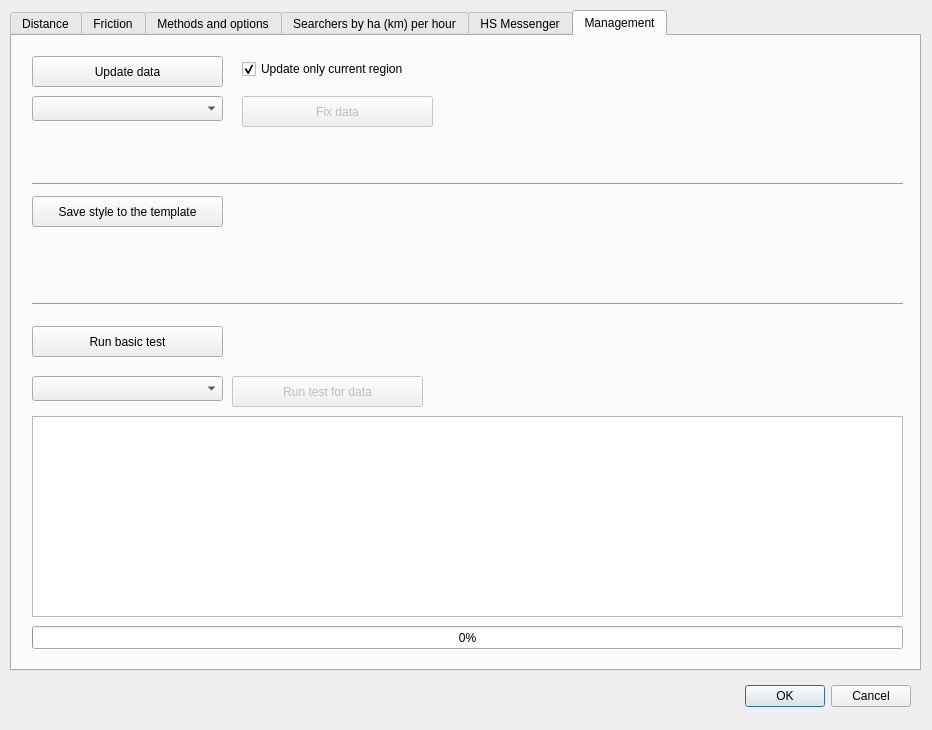
Before: the Qt Designer form ui/settings.ui in ruz76/qgis_patrac_3, drawn with Qt 5.
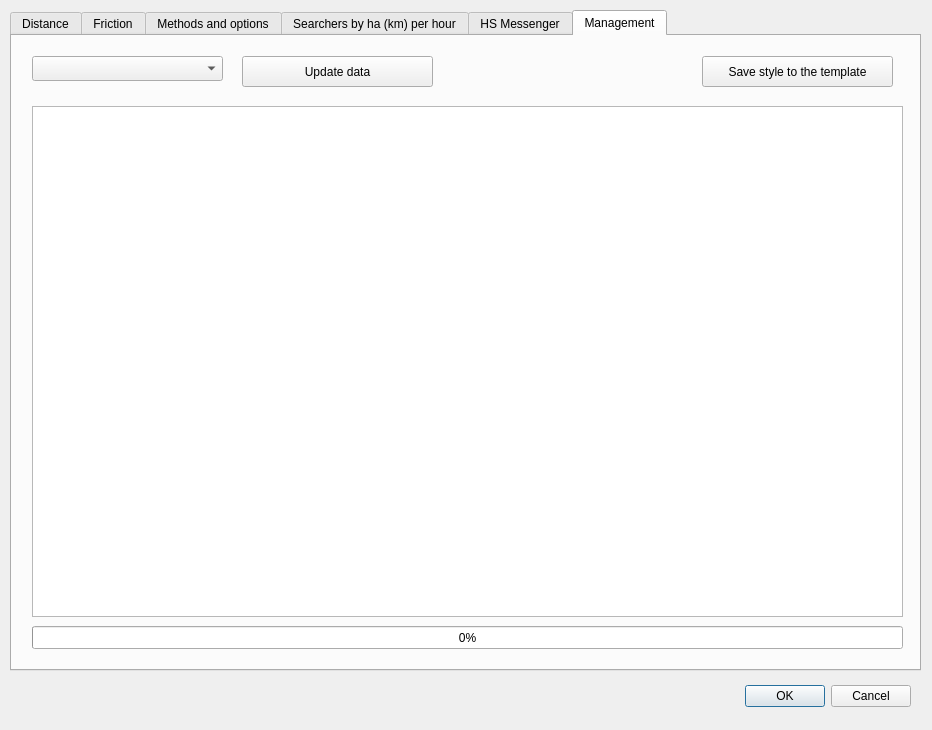
After: the same form once the commit is applied.

Patch:
```diff
--- a/ui/settings.ui
+++ b/ui/settings.ui
@@ -30,6 +30,9 @@
    </property>
   </widget>
   <widget class="QTabWidget" name="tabWidget">
+   <property name="enabled">
+    <bool>true</bool>
+   </property>
    <property name="geometry">
     <rect>
      <x>10</x>
@@ -738,39 +741,10 @@
     <attribute name="title">
      <string>Management</string>
     </attribute>
-    <widget class="QPushButton" name="pushButtonHds">
-     <property name="geometry">
-      <rect>
-       <x>20</x>
-       <y>290</y>
-       <width>191</width>
-       <height>31</height>
-      </rect>
-     </property>
-     <property name="text">
-      <string>Run basic test</string>
-     </property>
-    </widget>
-    <widget class="QCheckBox" name="checkBoxUpdateData">
-     <property name="geometry">
-      <rect>
-       <x>230</x>
-       <y>20</y>
-       <width>311</width>
-       <height>26</height>
-      </rect>
-     </property>
-     <property name="text">
-      <string>Update only current region</string>
-     </property>
-     <property name="checked">
-      <bool>true</bool>
-     </property>
-    </widget>
     <widget class="QPushButton" name="pushButtonUpdateData">
      <property name="geometry">
       <rect>
-       <x>20</x>
+       <x>230</x>
        <y>20</y>
        <width>191</width>
        <height>31</height>
@@ -783,8 +757,8 @@
     <widget class="QPushButton" name="pushButtonSaveStyle">
      <property name="geometry">
       <rect>
-       <x>20</x>
-       <y>160</y>
+       <x>690</x>
+       <y>20</y>
        <width>191</width>
        <height>31</height>
       </rect>
@@ -793,94 +767,26 @@
       <string>Save style to the template</string>
      </property>
     </widget>
-    <widget class="QPushButton" name="pushButtonDataHds">
-     <property name="enabled">
-      <bool>false</bool>
-     </property>
-     <property name="geometry">
-      <rect>
-       <x>220</x>
-       <y>340</y>
-       <width>191</width>
-       <height>31</height>
-      </rect>
-     </property>
-     <property name="text">
-      <string>Run test for data</string>
-     </property>
-    </widget>
-    <widget class="QComboBox" name="comboBoxDataHds">
-     <property name="geometry">
-      <rect>
-       <x>20</x>
-       <y>340</y>
-       <width>191</width>
-       <height>25</height>
-      </rect>
-     </property>
-    </widget>
     <widget class="QTextEdit" name="textEditHds">
      <property name="geometry">
       <rect>
        <x>20</x>
-       <y>380</y>
+       <y>70</y>
        <width>871</width>
-       <height>201</height>
+       <height>511</height>
       </rect>
      </property>
     </widget>
-    <widget class="Line" name="line_6">
+    <widget class="QComboBox" name="comboBoxData">
      <property name="geometry">
       <rect>
        <x>20</x>
-       <y>140</y>
-       <width>871</width>
-       <height>16</height>
-      </rect>
-     </property>
-     <property name="orientation">
-      <enum>Qt::Horizontal</enum>
-     </property>
-    </widget>
-    <widget class="Line" name="line_7">
-     <property name="geometry">
-      <rect>
-       <x>20</x>
-       <y>260</y>
-       <width>871</width>
-       <height>16</height>
-      </rect>
-     </property>
-     <property name="orientation">
-      <enum>Qt::Horizontal</enum>
-     </property>
-    </widget>
-    <widget class="QComboBox" name="comboBoxDataFix">
-     <property name="geometry">
-      <rect>
-       <x>20</x>
-       <y>60</y>
+       <y>20</y>
        <width>191</width>
        <height>25</height>
       </rect>
      </property>
     </widget>
-    <widget class="QPushButton" name="pushButtonFixData">
-     <property name="enabled">
-      <bool>false</bool>
-     </property>
-     <property name="geometry">
-      <rect>
-       <x>230</x>
-       <y>60</y>
-       <width>191</width>
-       <height>31</height>
-      </rect>
-     </property>
-     <property name="text">
-      <string>Fix data</string>
-     </property>
-    </widget>
     <widget class="QProgressBar" name="progressBar">
      <property name="geometry">
       <rect>
```
Left out of the diff: 51 changed lines with no effect on the pictures.
